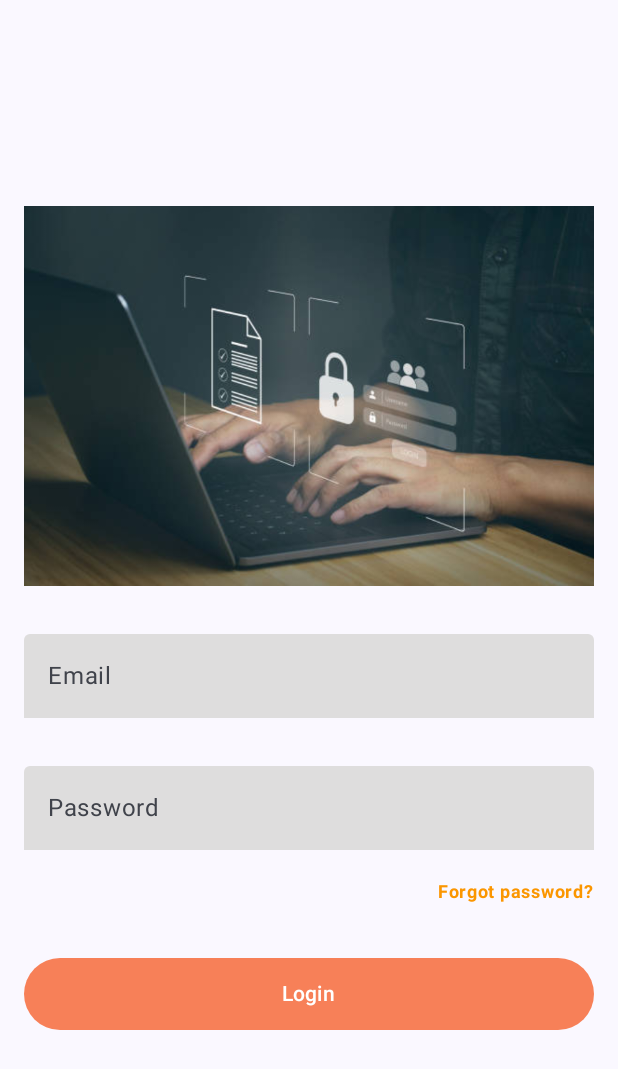
After one commit to Drako9159/nasser, an Android app built with Jetpack Compose: the composable LoginScreen shown on its own in the app's theme, on a phone screen of 412 x 824 dp. The commit adds this screen. Shown: the top 1069 px of the screen. Run offline under Robolectric (Android 15) with nearby library versions, the phone set to English and light mode, and no system bars; our stand-ins replace livedata-compose; 1 statement that could not run was skipped.

Commit message:
preparing compose

```diff
--- a/app/build.gradle.kts
+++ b/app/build.gradle.kts
@@ -56,6 +56,8 @@ dependencies {
 
     implementation("androidx.core:core-ktx:1.9.0")
     implementation("androidx.lifecycle:lifecycle-runtime-ktx:2.6.2")
+    implementation("androidx.compose.runtime:runtime-livedata:1.5.4")
+
     implementation("androidx.activity:activity-compose:1.7.0")
     implementation(platform("androidx.compose:compose-bom:2023.03.00"))
     implementation("androidx.compose.ui:ui")
--- a/app/src/main/java/com/drako/nasser/server/NanoServer.kt
+++ b/app/src/main/java/com/drako/nasser/server/NanoServer.kt
@@ -3,14 +3,11 @@ package com.drako.nasser.server
 import fi.iki.elonen.NanoHTTPD
 
 class NanoServer : NanoHTTPD(8080) {
-
-
     override fun serve(session: IHTTPSession): Response {
         val uri = session.uri;
         val responseText = "Here is server: $uri"
         return newFixedLengthResponse(responseText);
     }
-
 }
 
 fun main() {
--- /dev/null
+++ b/app/src/main/java/com/drako/nasser/ui/login/ui/LoginScreen.kt
@@ -0,0 +1,153 @@
+package com.drako.nasser.ui.login.ui
+
+import androidx.compose.foundation.Image
+import androidx.compose.foundation.clickable
+import androidx.compose.foundation.layout.Box
+import androidx.compose.foundation.layout.Column
+import androidx.compose.foundation.layout.Spacer
+import androidx.compose.foundation.layout.fillMaxSize
+import androidx.compose.foundation.layout.fillMaxWidth
+import androidx.compose.foundation.layout.height
+import androidx.compose.foundation.layout.padding
+import androidx.compose.foundation.text.KeyboardOptions
+import androidx.compose.material3.Button
+import androidx.compose.material3.ButtonDefaults
+import androidx.compose.material3.CircularProgressIndicator
+import androidx.compose.material3.ExperimentalMaterial3Api
+import androidx.compose.material3.Text
+import androidx.compose.material3.TextField
+import androidx.compose.material3.TextFieldDefaults
+import androidx.compose.runtime.Composable
+import androidx.compose.runtime.getValue
+import androidx.compose.runtime.livedata.observeAsState
+import androidx.compose.runtime.rememberCoroutineScope
+import androidx.compose.ui.Alignment
+import androidx.compose.ui.Modifier
+import androidx.compose.ui.graphics.Color
+import androidx.compose.ui.res.painterResource
+import androidx.compose.ui.text.font.FontWeight
+import androidx.compose.ui.text.input.KeyboardType
+import androidx.compose.ui.unit.dp
+import androidx.compose.ui.unit.sp
+import com.drako.nasser.R
+import kotlinx.coroutines.launch
+
+
+@Composable
+fun LoginScreen(viewModel: LoginViewModel) {
+    Box(Modifier.fillMaxSize().padding(16.dp)) {
+        Login(Modifier.align(Alignment.Center), viewModel)
+    }
+}
+
+@Composable
+fun Login(modifier: Modifier, viewModel: LoginViewModel) {
+
+    val email: String by viewModel.email.observeAsState(initial = "")
+    val password: String by viewModel.password.observeAsState(initial = "")
+    val loginEnable: Boolean by viewModel.loginEnable.observeAsState(initial = false)
+    val isLoading: Boolean by viewModel.isLoading.observeAsState(initial = false)
+    val coroutineScope = rememberCoroutineScope()
+
+    if (isLoading) {
+        Box(Modifier.fillMaxSize()) {
+            CircularProgressIndicator(Modifier.align(Alignment.Center))
+        }
+    } else {
+        Column(modifier = modifier) {
+            HeaderImage(Modifier.align(Alignment.CenterHorizontally))
+            Spacer(modifier = Modifier.padding(16.dp))
+            EmailField(email) { viewModel.onLoginChanged(it, password) }
+            Spacer(modifier = Modifier.padding(16.dp))
+            PasswordField(password) { viewModel.onLoginChanged(email, it) }
+            Spacer(modifier = Modifier.padding(8.dp))
+            ForgotPassword(Modifier.align(Alignment.End))
+            Spacer(modifier = Modifier.padding(16.dp))
+            LoginButton(loginEnable) { coroutineScope.launch { viewModel.onLoginSelected() } }
+        }
+    }
+
+
+}
+
+@Composable
+fun LoginButton(loginEnable: Boolean, onLoginSelected: () -> Unit) {
+    Button(
+        onClick = { onLoginSelected() },
+        modifier = Modifier.fillMaxWidth().height(48.dp),
+        colors = ButtonDefaults.buttonColors(
+            containerColor = Color(0xFFFF4303),
+            disabledContainerColor = Color(0xFFF78058),
+            contentColor = Color.White,
+            disabledContentColor = Color.White
+        ), enabled = loginEnable
+    ) {
+        Text(text = "Login")
+    }
+}
+
+@Composable
+fun ForgotPassword(modifier: Modifier) {
+    Text(
+        text = "Forgot password?",
+        modifier = modifier.clickable { },
+        fontSize = 12.sp,
+        fontWeight = FontWeight.Bold,
+        color = Color(0xFFFB9600)
+    )
+}
+
+@OptIn(ExperimentalMaterial3Api::class)
+@Composable
+fun PasswordField(password: String, onTextFieldChanged: (String) -> Unit) {
+    TextField(
+        value = password,
+        onValueChange = { onTextFieldChanged(it) },
+        modifier = Modifier.fillMaxWidth(),
+        placeholder = { Text(text = "Password") },
+        keyboardOptions = KeyboardOptions(keyboardType = KeyboardType.Password),
+        singleLine = true,
+        maxLines = 1,
+        colors = TextFieldDefaults.textFieldColors(
+            textColor = Color(0xFF636262),
+            containerColor = Color(0xFFDEDDDD),
+            focusedIndicatorColor = Color.Transparent,
+            unfocusedIndicatorColor = Color.Transparent
+        )
+
+    )
+}
+
+
+//@Preview(showBackground = true, showSystemUi = true)
+@OptIn(ExperimentalMaterial3Api::class)
+@Composable
+fun EmailField(email: String, onTextFieldChanged: (String) -> Unit) {
+    // var email by remember { mutableStateOf("") }
+    TextField(
+        value = email,
+        onValueChange = { onTextFieldChanged(it) },
+        modifier = Modifier.fillMaxWidth(),
+        placeholder = { Text(text = "Email") },
+        keyboardOptions = KeyboardOptions(keyboardType = KeyboardType.Email),
+        singleLine = true,
+        maxLines = 1,
+        colors = TextFieldDefaults.textFieldColors(
+            textColor = Color(0xFF636262),
+            containerColor = Color(0xFFDEDDDD),
+            focusedIndicatorColor = androidx.compose.ui.graphics.Color.Transparent,
+            unfocusedIndicatorColor = androidx.compose.ui.graphics.Color.Transparent
+        )
+
+    )
+
+}
+
+@Composable
+fun HeaderImage(modifier: Modifier) {
+    Image(
+        painter = painterResource(id = R.drawable.ic_front),
+        contentDescription = "login image",
+        modifier = modifier
+    )
+}
--- /dev/null
+++ b/app/src/main/java/com/drako/nasser/ui/login/ui/LoginViewModel.kt
@@ -0,0 +1,38 @@
+package com.drako.nasser.ui.login.ui
+
+import android.util.Patterns
+import androidx.lifecycle.LiveData
+import androidx.lifecycle.MutableLiveData
+import androidx.lifecycle.ViewModel
+import kotlinx.coroutines.delay
+
+class LoginViewModel : ViewModel() {
+    private val _email = MutableLiveData<String>()
+    val email: LiveData<String> = _email
+
+    private val _password = MutableLiveData<String>()
+    val password: LiveData<String> = _password
+
+    private val _loginEnable = MutableLiveData<Boolean>()
+    val loginEnable: LiveData<Boolean> = _loginEnable
+
+    private val _isLoading = MutableLiveData<Boolean>()
+    val isLoading: LiveData<Boolean> = _isLoading
+
+    fun onLoginChanged(email: String, password: String) {
+        _email.value = email
+        _password.value = password
+        _loginEnable.value = isValidEmail(email) && isValidPassword(password)
+    }
+
+    private fun isValidPassword(password: String): Boolean = password.length > 6
+
+    private fun isValidEmail(email: String): Boolean = Patterns.EMAIL_ADDRESS.matcher(email).matches()
+
+    suspend fun onLoginSelected(){
+        _isLoading.value = true
+        delay(4000)
+        _isLoading.value = false
+    }
+
+}
--- /dev/null
+++ b/app/src/main/res/drawable/ic_favorite.xml
@@ -0,0 +1,5 @@
+<vector android:height="24dp" android:tint="#FFFFFF"
+    android:viewportHeight="24" android:viewportWidth="24"
+    android:width="24dp" xmlns:android="http://schemas.android.com/apk/res/android">
+    <path android:fillColor="@android:color/white" android:pathData="M12,21.35l-1.45,-1.32C5.4,15.36 2,12.28 2,8.5 2,5.42 4.42,3 7.5,3c1.74,0 3.41,0.81 4.5,2.09C13.09,3.81 14.76,3 16.5,3 19.58,3 22,5.42 22,8.5c0,3.78 -3.4,6.86 -8.55,11.54L12,21.35z"/>
+</vector>
--- a/app/src/main/res/values/colors.xml
+++ b/app/src/main/res/values/colors.xml
@@ -7,4 +7,5 @@
     <color name="teal_700">#FF018786</color>
     <color name="black">#FF000000</color>
     <color name="white">#FFFFFFFF</color>
+    <color name="background">#353535</color>
 </resources>
```
Also changed, not shown: app/src/main/java/com/drako/nasser/MainActivity.kt (+188 -7 lines), app/src/main/res/drawable/ic_facebook.png (added), app/src/main/res/drawable/ic_front.jpg (added).
